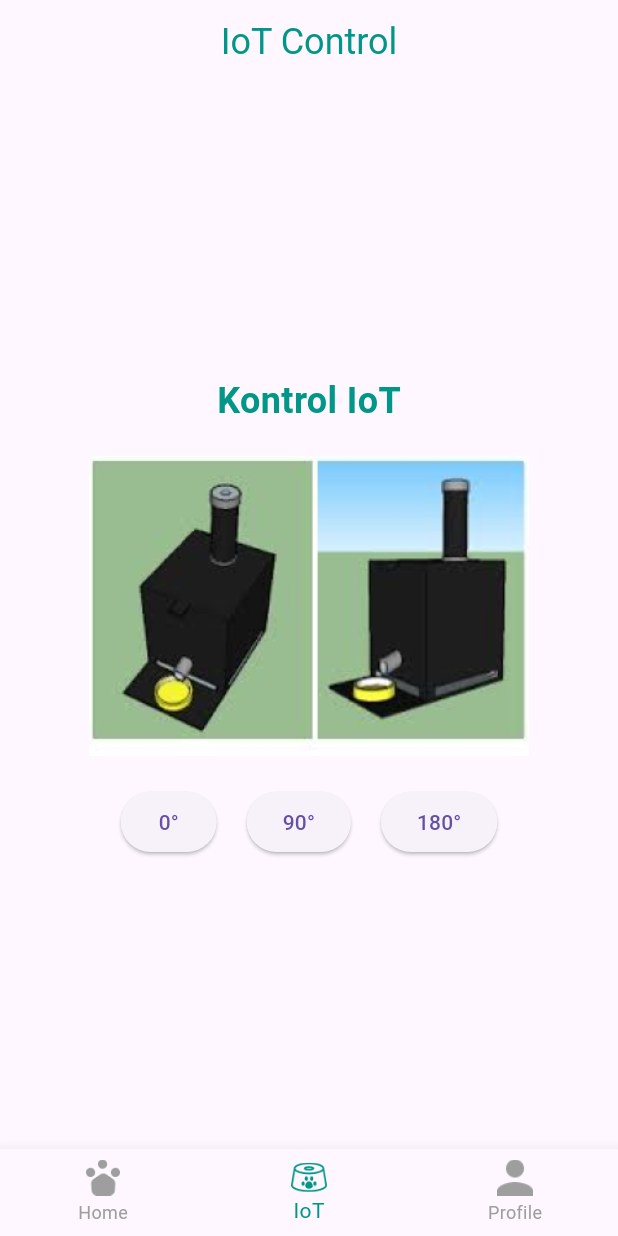
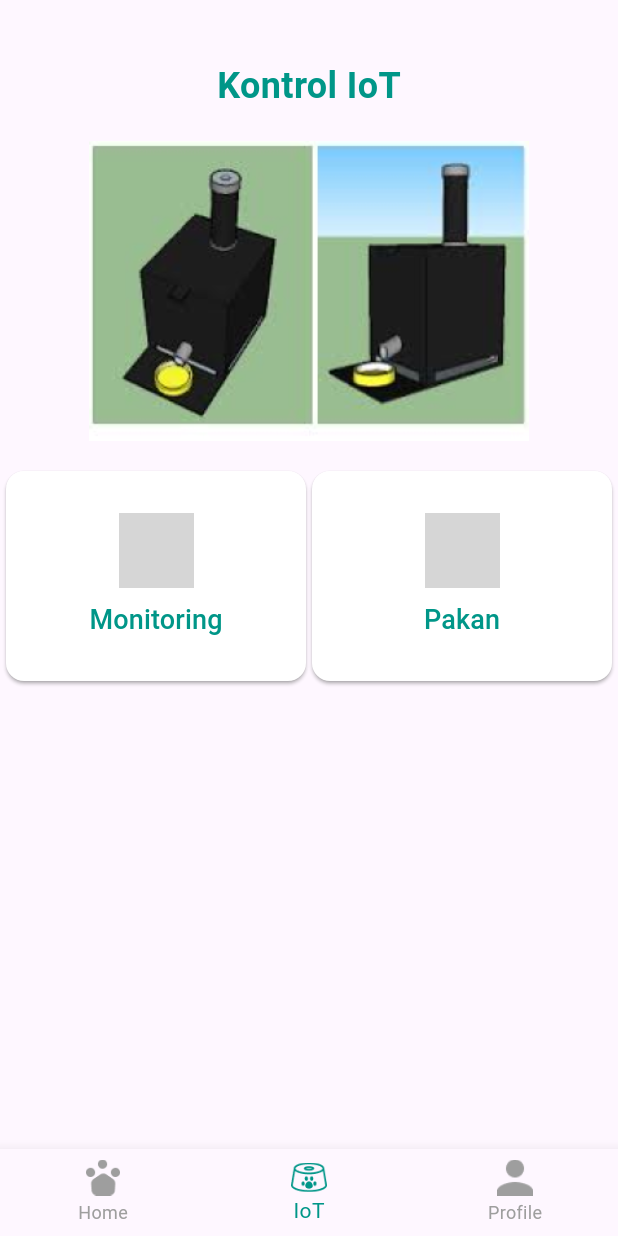
Before and after one commit to FaisalRidho12/apps_mobile, a Flutter app: the IoTContent screen opened directly, on a phone screen of 412 x 824 dp. Run offline on Flutter 3.47's test engine with Material 3 defaults, Android fonts, the phone set to English and light mode, and no system bars; our stand-ins replace audioplayers, cloud_firestore, firebase_auth, firebase_core, flutter_local_notifications, shared_preferences; missing offline and left inert: workmanager; accounts and stored records are empty; generated files the repository leaves out were written again; grey boxes are pictures that could not be loaded.

Commit message:
Update iot.dart

```diff
--- a/lib/pages/iot.dart
+++ b/lib/pages/iot.dart
@@ -1,6 +1,6 @@
 import 'package:flutter/material.dart';
 import 'home.dart';
-import 'profile.dart'; // Import file profile.dart
+import 'profile.dart'; // Import profile.dart
 import 'package:http/http.dart' as http;
 
 class IoTContent extends StatefulWidget {
@@ -11,9 +11,8 @@ class IoTContent extends StatefulWidget {
 }
 
 class _IoTContentState extends State<IoTContent> {
-  final String _baseUrl =
-      'http://192.168.251.103'; // Ganti dengan alamat IP ESP8266 Anda
-  int _currentIndex = 1; // Indeks untuk IoT di BottomNavigationBar
+  final String _baseUrl = 'http://192.168.1.26'; // Replace with ESP8266 IP
+  int _currentIndex = 1; // Index for IoT in BottomNavigationBar
 
   Future<void> _moveServo(int position) async {
     try {
@@ -28,22 +27,74 @@ class _IoTContentState extends State<IoTContent> {
     }
   }
 
+  void _showFeedDialog() {
+    showDialog(
+      context: context,
+      builder: (BuildContext context) {
+        return AlertDialog(
+          title: const Text('Pilih Posisi Servo'),
+          content: Column(
+            mainAxisSize: MainAxisSize.min,
+            children: [
+              ElevatedButton(
+                onPressed: () {
+                  _moveServo(0);
+                  Navigator.of(context).pop();
+                },
+                child: const Text('TUTUP'),
+              ),
+              const SizedBox(height: 10),
+              ElevatedButton(
+                onPressed: () {
+                  _moveServo(90);
+                  Navigator.of(context).pop();
+                },
+                child: const Text('90°'),
+              ),
+              const SizedBox(height: 10),
+              ElevatedButton(
+                onPressed: () {
+                  _moveServo(180);
+                  Navigator.of(context).pop();
+                },
+                child: const Text('BUKA'),
+              ),
+            ],
+          ),
+        );
+      },
+    );
+  }
+
+  void _showMonitoringDialog() {
+    showDialog(
+      context: context,
+      builder: (BuildContext context) {
+        return AlertDialog(
+          title: const Text('Monitoring'),
+          content: const Text('Monitoring information goes here.'),
+          actions: [
+            TextButton(
+              onPressed: () {
+                Navigator.of(context).pop();
+              },
+              child: const Text('Tutup'),
+            ),
+          ],
+        );
+      },
+    );
+  }
+
   @override
   Widget build(BuildContext context) {
     return Scaffold(
-      appBar: AppBar(
-        backgroundColor: Colors.transparent,
-        elevation: 0,
-        title: const Text(
-          'IoT Control',
-          style: TextStyle(color: Colors.teal, fontSize: 24),
-        ),
-        centerTitle: true,
-      ),
       body: Center(
         child: Column(
-          mainAxisAlignment: MainAxisAlignment.center,
+          mainAxisAlignment: MainAxisAlignment.start,
+          crossAxisAlignment: CrossAxisAlignment.center,
           children: [
+            const SizedBox(height: 40),
             const Text(
               'Kontrol IoT',
               style: TextStyle(
@@ -54,27 +105,83 @@ class _IoTContentState extends State<IoTContent> {
             ),
             const SizedBox(height: 20),
             Image.asset(
-              'assets/images/image-iot1.png', // Tambahkan gambar IoT Anda di sini
+              'assets/images/image-iot1.png',
               height: 200,
               fit: BoxFit.cover,
             ),
             const SizedBox(height: 20),
             Row(
-              mainAxisAlignment: MainAxisAlignment.center,
+              mainAxisAlignment: MainAxisAlignment.spaceEvenly,
               children: [
                 ElevatedButton(
-                  onPressed: () => _moveServo(0),
-                  child: const Text('0°'),
+                  onPressed: _showMonitoringDialog,
+                  style: ElevatedButton.styleFrom(
+                    padding: const EdgeInsets.symmetric(
+                        vertical: 20, horizontal: 40),
+                    shape: RoundedRectangleBorder(
+                      borderRadius: BorderRadius.circular(12),
+                    ),
+                    backgroundColor: Colors.white,
+                    shadowColor: Colors.grey,
+                  ),
+                  child: SizedBox(
+                    width: 120,
+                    height: 100,
+                    child: Column(
+                      mainAxisAlignment: MainAxisAlignment.center,
+                      children: [
+                        Image.asset(
+                          'assets/icons1/monitoring-icon.png',
+                          color: Colors.teal,
+                          height: 50,
+                          width: 50,
+                        ),
+                        const SizedBox(height: 8),
+                        const Text(
+                          'Monitoring',
+                          style: TextStyle(
+                            color: Colors.teal,
+                            fontSize: 18,
+                          ),
+                        ),
+                      ],
+                    ),
+                  ),
                 ),
-                const SizedBox(width: 20),
                 ElevatedButton(
-                  onPressed: () => _moveServo(90),
-                  child: const Text('90°'),
-                ),
-                const SizedBox(width: 20),
-                ElevatedButton(
-                  onPressed: () => _moveServo(180),
-                  child: const Text('180°'),
+                  onPressed: _showFeedDialog,
+                  style: ElevatedButton.styleFrom(
+                    padding: const EdgeInsets.symmetric(
+                        vertical: 20, horizontal: 40),
+                    shape: RoundedRectangleBorder(
+                      borderRadius: BorderRadius.circular(12),
+                    ),
+                    backgroundColor: Colors.white,
+                    shadowColor: Colors.grey,
+                  ),
+                  child: SizedBox(
+                    width: 120,
+                    height: 100,
+                    child: Column(
+                      mainAxisAlignment: MainAxisAlignment.center,
+                      children: [
+                        Image.asset(
+                          'assets/icons1/makan-icon.png',
+                          color: Colors.teal,
+                          height: 50,
+                          width: 50,
+                        ),
+                        const SizedBox(height: 8),
+                        const Text(
+                          'Pakan',
+                          style: TextStyle(
+                            color: Colors.teal,
+                            fontSize: 18,
+                          ),
+                        ),
+                      ],
+                    ),
+                  ),
                 ),
               ],
             ),
@@ -85,7 +192,6 @@ class _IoTContentState extends State<IoTContent> {
     );
   }
 
-  // Fungsi untuk Bottom Navigation Bar
   Widget _buildBottomNavigationBar() {
     return BottomNavigationBar(
       currentIndex: _currentIndex,
@@ -94,18 +200,16 @@ class _IoTContentState extends State<IoTContent> {
           _currentIndex = index;
         });
         if (index == 0) {
-          // Pergi ke Home
           Navigator.pushAndRemoveUntil(
             context,
             MaterialPageRoute(builder: (context) => const HomeScreen()),
-            (Route<dynamic> route) => false, // Hapus stack sebelumnya
+            (Route<dynamic> route) => false,
           );
         } else if (index == 2) {
-          // Pergi ke Profil
           Navigator.pushAndRemoveUntil(
             context,
             MaterialPageRoute(builder: (context) => const ProfileScreen()),
-            (Route<dynamic> route) => false, // Hapus stack sebelumnya
+            (Route<dynamic> route) => false,
           );
         }
       },
```
